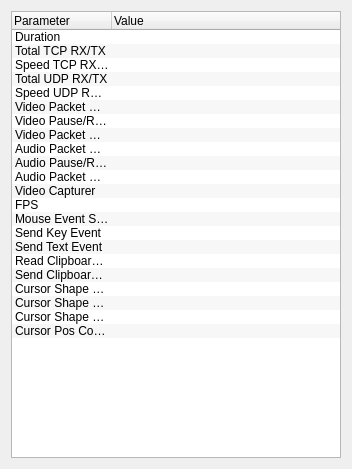
Qt form source/client/ui/desktop/statistics_dialog.ui (dchapyshev/aspia) before a commit.
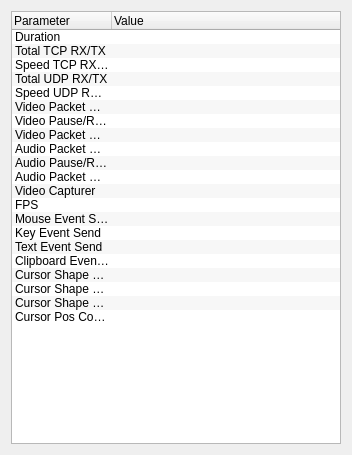
The same form after that commit.

Patch:
```diff
--- a/source/client/ui/desktop/statistics_dialog.ui
+++ b/source/client/ui/desktop/statistics_dialog.ui
@@ -7,7 +7,7 @@
     <x>0</x>
     <y>0</y>
     <width>352</width>
-    <height>469</height>
+    <height>455</height>
    </rect>
   </property>
   <property name="windowTitle">
@@ -116,22 +116,17 @@
      </item>
      <item>
       <property name="text">
-       <string notr="true">Send Key Event</string>
+       <string notr="true">Key Event Send</string>
       </property>
      </item>
      <item>
       <property name="text">
-       <string notr="true">Send Text Event</string>
+       <string notr="true">Text Event Send</string>
       </property>
      </item>
      <item>
       <property name="text">
-       <string notr="true">Read Clipboard Event</string>
-      </property>
-     </item>
-     <item>
-      <property name="text">
-       <string notr="true">Send Clipboard Event</string>
+       <string notr="true">Clipboard Event Read/Send</string>
       </property>
      </item>
      <item>
```
